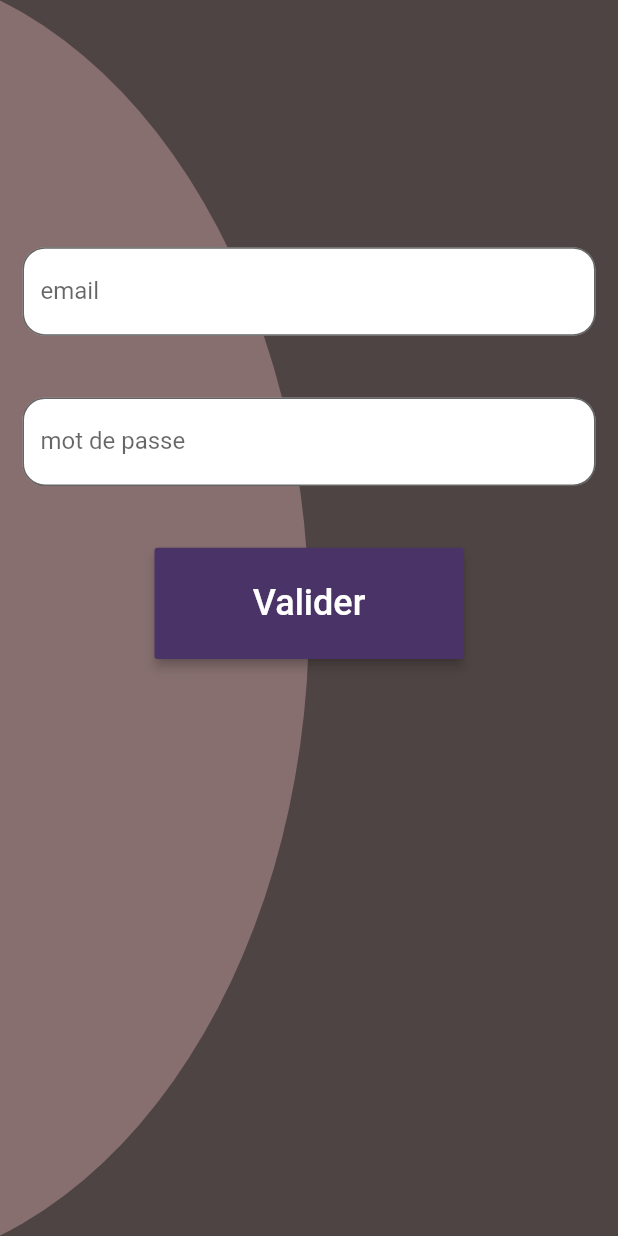
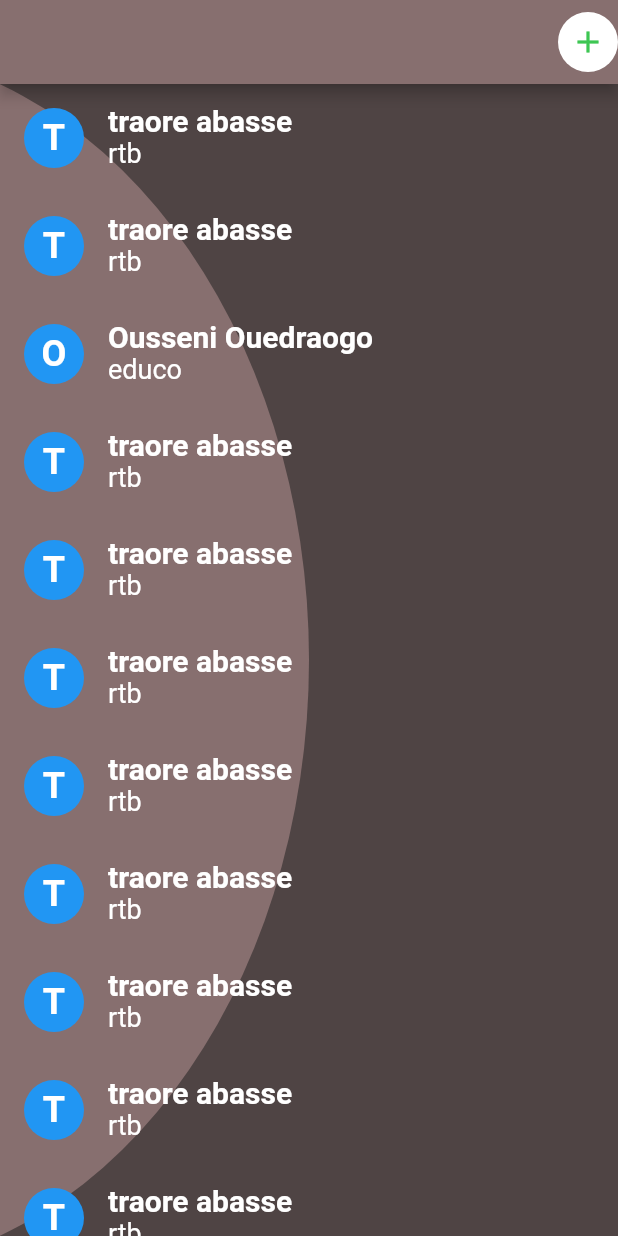
Before and after one commit to rtbouahigouya/contact, a Flutter app: the screen it shows after launch, on a phone screen of 412 x 824 dp. Run offline on Flutter 3.47's test engine with Material 2 defaults, Android fonts, the phone set to English and light mode, and no system bars.

Commit message:
widget listcontact est cree

```diff
--- /dev/null
+++ b/lib/DATARAW/data.dart
@@ -0,0 +1,107 @@
+class Contact {
+  String name, structure, profession, numero;
+  Contact({this.name, this.profession, this.structure, this.numero});
+}
+
+List listContact = [
+  Contact(
+      name: 'traore abasse',
+      profession: 'journaliste',
+      structure: 'rtb',
+      numero: '72496307'),
+  Contact(
+      name: 'traore abasse',
+      profession: 'journaliste',
+      structure: 'rtb',
+      numero: '72496307'),
+  Contact(
+      name: 'Ousseni Ouedraogo',
+      profession: 'comptable',
+      structure: 'educo',
+      numero: '72496307'),
+  Contact(
+      name: 'traore abasse',
+      profession: 'journaliste',
+      structure: 'rtb',
+      numero: '72496307'),
+  Contact(
+      name: 'traore abasse',
+      profession: 'journaliste',
+      structure: 'rtb',
+      numero: '72496307'),
+  Contact(
+      name: 'traore abasse',
+      profession: 'journaliste',
+      structure: 'rtb',
+      numero: '72496307'),
+  Contact(
+      name: 'traore abasse',
+      profession: 'journaliste',
+      structure: 'rtb',
+      numero: '72496307'),
+  Contact(
+      name: 'traore abasse',
+      profession: 'journaliste',
+      structure: 'rtb',
+      numero: '72496307'),
+  Contact(
+      name: 'traore abasse',
+      profession: 'journaliste',
+      structure: 'rtb',
+      numero: '72496307'),
+  Contact(
+      name: 'traore abasse',
+      profession: 'journaliste',
+      structure: 'rtb',
+      numero: '72496307'),
+  Contact(
+      name: 'traore abasse',
+      profession: 'journaliste',
+      structure: 'rtb',
+      numero: '72496307'),
+  Contact(
+      name: 'traore abasse',
+      profession: 'journaliste',
+      structure: 'rtb',
+      numero: '72496307'),
+  Contact(
+      name: 'traore abasse',
+      profession: 'journaliste',
+      structure: 'rtb',
+      numero: '72496307'),
+  Contact(
+      name: 'traore abasse',
+      profession: 'journaliste',
+      structure: 'rtb',
+      numero: '72496307'),
+  Contact(
+      name: 'traore abasse',
+      profession: 'journaliste',
+      structure: 'rtb',
+      numero: '72496307'),
+  Contact(
+      name: 'traore abasse',
+      profession: 'journaliste',
+      structure: 'rtb',
+      numero: '72496307'),
+  Contact(
+      name: 'traore abasse',
+      profession: 'journaliste',
+      structure: 'rtb',
+      numero: '72496307'),
+  Contact(
+      name: 'traore abasse',
+      profession: 'journaliste',
+      structure: 'rtb',
+      numero: '72496307'),
+  Contact(
+      name: 'traore abasse',
+      profession: 'journaliste',
+      structure: 'rtb',
+      numero: '72496307'),
+  Contact(
+      name: 'traore abasse',
+      profession: 'journaliste',
+      structure: 'rtb',
+      numero: '72496307'),
+];
--- /dev/null
+++ b/lib/SCREEN/listcontact.dart
@@ -0,0 +1,74 @@
+import 'package:contact/CONSTANT/couleur.dart';
+import 'package:contact/CUSTOMWIDGET/backgroundwidget.dart';
+import 'package:contact/DATARAW/data.dart';
+import 'package:flutter/material.dart';
+
+class ListContact extends StatefulWidget {
+  @override
+  _ListContactState createState() => _ListContactState();
+}
+
+class _ListContactState extends State<ListContact> {
+  double H, W;
+  @override
+  Widget build(BuildContext context) {
+    W = MediaQuery.of(context).size.width;
+    H = MediaQuery.of(context).size.height;
+    return Scaffold(
+      appBar: AppBar(
+        backgroundColor: maron1,
+        actions: [
+          GestureDetector(
+            onTap: () {},
+            child: CircleAvatar(
+              backgroundColor: Colors.white,
+              child: Icon(
+                Icons.add,
+                color: btnvalider,
+              ),
+            ),
+          )
+        ],
+      ),
+      body: Container(
+        height: H,
+        width: W,
+        child: CustomPaint(
+          painter: BackgroundPaint(),
+          child: ListView.builder(
+            itemCount: listContact.length,
+            itemBuilder: (context, index) {
+              return ListTile(
+                leading: CircleAvatar(
+                  backgroundColor: bleu,
+                  child: Text(
+                    firstLetter(listContact[index].name),
+                    style: TextStyle(
+                        color: Colors.white,
+                        fontWeight: FontWeight.bold,
+                        fontSize: 24),
+                  ),
+                ),
+                title: Text(
+                  listContact[index].name,
+                  style: TextStyle(
+                      color: Colors.white,
+                      fontWeight: FontWeight.bold,
+                      fontSize: 20),
+                ),
+                subtitle: Text(
+                  listContact[index].structure,
+                  style: TextStyle(color: Colors.white, fontSize: 18),
+                ),
+              );
+            },
+          ),
+        ),
+      ),
+    );
+  }
+
+  String firstLetter(String word) {
+    return word[0].toUpperCase();
+  }
+}
--- a/lib/main.dart
+++ b/lib/main.dart
@@ -1,4 +1,5 @@
 import 'package:contact/CONSTANT/couleur.dart';
+import 'package:contact/SCREEN/listcontact.dart';
 import 'package:flutter/material.dart';
 
 import 'SCREEN/home.dart';
@@ -12,11 +13,12 @@ class MyApp extends StatelessWidget {
   @override
   Widget build(BuildContext context) {
     return MaterialApp(
+      debugShowCheckedModeBanner: false,
       title: 'Flutter Demo',
       theme: ThemeData(
         primarySwatch: bleu,
       ),
-      home: Home(),
+      home: ListContact(), //Home(),
     );
   }
 }
```
